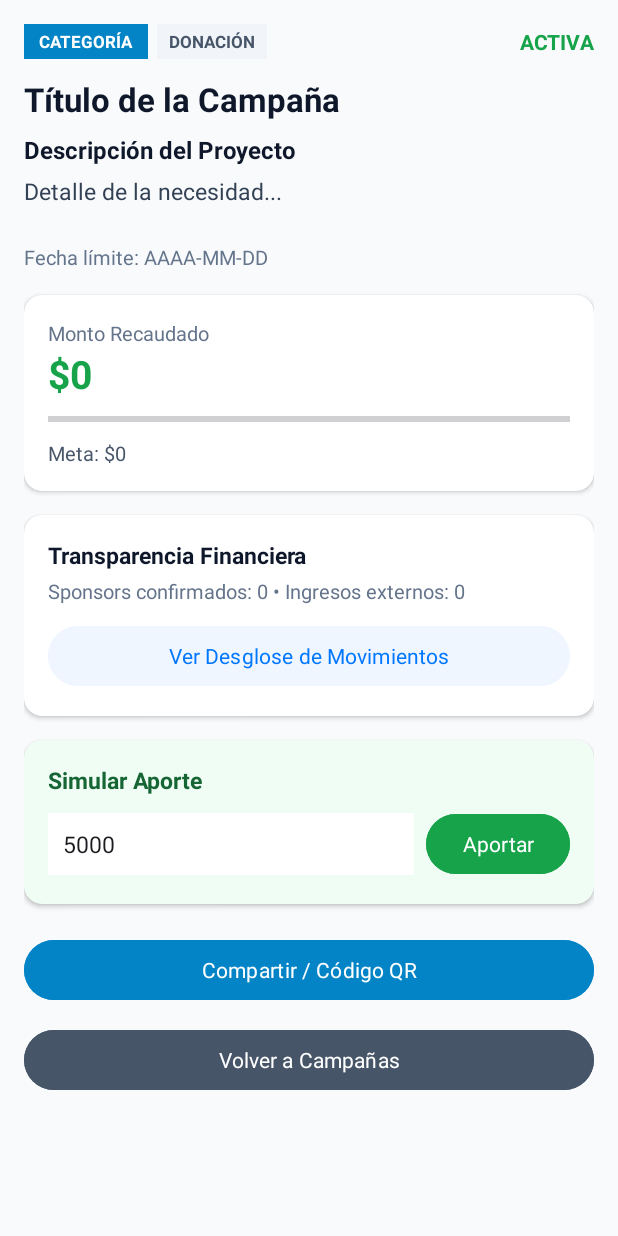
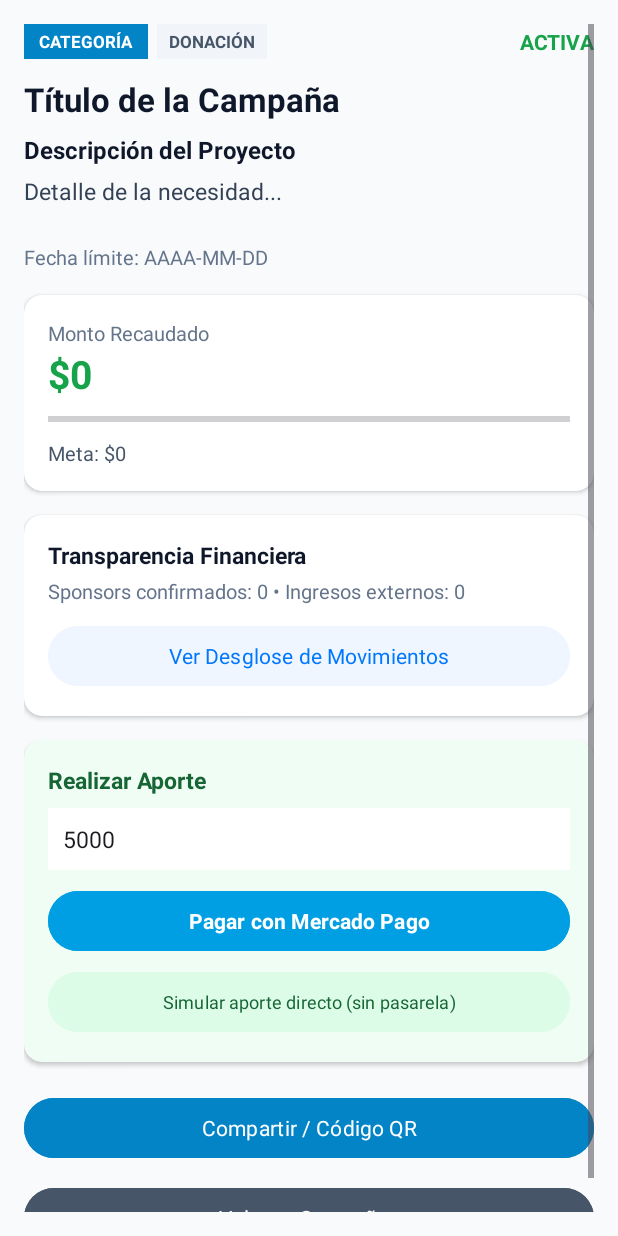
Before and after one commit to Franco-Martinez-DV/Aporte-Mobile-App, an Android app: the DetalleCampana screen opened directly, with no data from a screen before it, on a phone screen of 412 x 824 dp. Run offline under Robolectric (Android 15) with nearby library versions, the phone set to English and light mode, and no system bars; our stand-ins replace Firebase (no records; nobody signed in at launch, a user with empty details on screens opened directly); network calls fail; Roboto replaces fonts that are not available here.

Commit message:
Integracion de Mercado Pago checkout pro para la gestion de pagos de campañas de donacion y publicitarias

```diff
--- a/app/src/main/res/layout/detalle_campana.xml
+++ b/app/src/main/res/layout/detalle_campana.xml
@@ -10,6 +10,50 @@
         android:layout_width="match_parent"
         android:layout_height="wrap_content"
         android:orientation="vertical">
+
+        <androidx.cardview.widget.CardView
+            android:id="@+id/cardEsperandoMP"
+            android:layout_width="match_parent"
+            android:layout_height="wrap_content"
+            android:layout_marginBottom="14dp"
+            android:visibility="gone"
+            app:cardCornerRadius="12dp"
+            app:cardBackgroundColor="#E0F2FE"
+            app:cardElevation="2dp">
+
+            <LinearLayout
+                android:layout_width="match_parent"
+                android:layout_height="wrap_content"
+                android:orientation="vertical"
+                android:padding="14dp">
+
+                <TextView
+                    android:layout_width="match_parent"
+                    android:layout_height="wrap_content"
+                    android:text="Pago en Mercado Pago en curso"
+                    android:textColor="#0369A1"
+                    android:textStyle="bold"
+                    android:textSize="14sp" />
+
+                <TextView
+                    android:layout_width="match_parent"
+                    android:layout_height="wrap_content"
+                    android:text="Completá el pago en el navegador y volvé a esta pantalla para acreditarlo automáticamente."
+                    android:textColor="#0C4A6E"
+                    android:textSize="12sp"
+                    android:layout_marginTop="2dp"
+                    android:layout_marginBottom="8dp" />
+
+                <Button
+                    android:id="@+id/btnVerificarPagoMP"
+                    android:layout_width="wrap_content"
+                    android:layout_height="wrap_content"
+                    android:text="Verificar Acreditación Ahora"
+                    android:backgroundTint="#009EE3"
+                    android:textColor="#FFFFFF"
+                    android:textSize="12sp" />
+            </LinearLayout>
+        </androidx.cardview.widget.CardView>
 
         <LinearLayout
             android:layout_width="match_parent"
@@ -224,39 +268,42 @@
                 <TextView
                     android:layout_width="wrap_content"
                     android:layout_height="wrap_content"
-                    android:text="Simular Aporte"
+                    android:text="Realizar Aporte"
                     android:textColor="#166534"
                     android:textStyle="bold"
                     android:textSize="15sp"
                     android:layout_marginBottom="8dp" />
 
-                <LinearLayout
+                <EditText
+                    android:id="@+id/etMontoAporte"
                     android:layout_width="match_parent"
                     android:layout_height="wrap_content"
-                    android:orientation="horizontal"
-                    android:gravity="center_vertical">
-
-                    <EditText
-                        android:id="@+id/etMontoAporte"
-                        android:layout_width="0dp"
-                        android:layout_height="wrap_content"
-                        android:layout_weight="1"
                     android:hint="Monto ($)"
                     android:inputType="number"
                     android:text="5000"
                     android:background="#FFFFFF"
                     android:padding="10dp"
                     android:textSize="15sp"
-                        android:layout_marginEnd="8dp"/>
+                    android:layout_marginBottom="10dp" />
+
+                <Button
+                    android:id="@+id/btnPagarMercadoPago"
+                    android:layout_width="match_parent"
+                    android:layout_height="wrap_content"
+                    android:text="Pagar con Mercado Pago"
+                    android:backgroundTint="#009EE3"
+                    android:textColor="#FFFFFF"
+                    android:textStyle="bold"
+                    android:layout_marginBottom="6dp" />
 
                 <Button
                     android:id="@+id/btnAportar"
-                        android:layout_width="wrap_content"
+                    android:layout_width="match_parent"
                     android:layout_height="wrap_content"
-                        android:text="Aportar"
-                        android:backgroundTint="#16A34A"
-                        android:textColor="#FFFFFF" />
-                </LinearLayout>
+                    android:text="Simular aporte directo (sin pasarela)"
+                    android:backgroundTint="#DCFCE7"
+                    android:textColor="#166534"
+                    android:textSize="12sp" />
             </LinearLayout>
         </androidx.cardview.widget.CardView>
 
@@ -339,7 +386,7 @@
                     android:background="#FFFFFF"
                     android:padding="10dp"
                     android:textSize="14sp"
-                    android:layout_marginBottom="8dp"/>
+                    android:layout_marginBottom="8dp" />
 
                 <LinearLayout
                     android:layout_width="match_parent"
@@ -357,7 +404,7 @@
                         android:background="#FFFFFF"
                         android:padding="10dp"
                         android:textSize="14sp"
-                        android:layout_marginEnd="8dp"/>
+                        android:layout_marginEnd="8dp" />
 
                     <Button
                         android:id="@+id/btnGuardarIngresoExterno"
```
Also changed, not shown: app/src/main/java/com/aporte/app/DetalleCampana.java (+197 -6 lines), app/src/main/java/com/aporte/app/data/api/ApiService.java (+11 -1 lines), 1 other file. Lines whose indentation alone changed are shown as unchanged.
